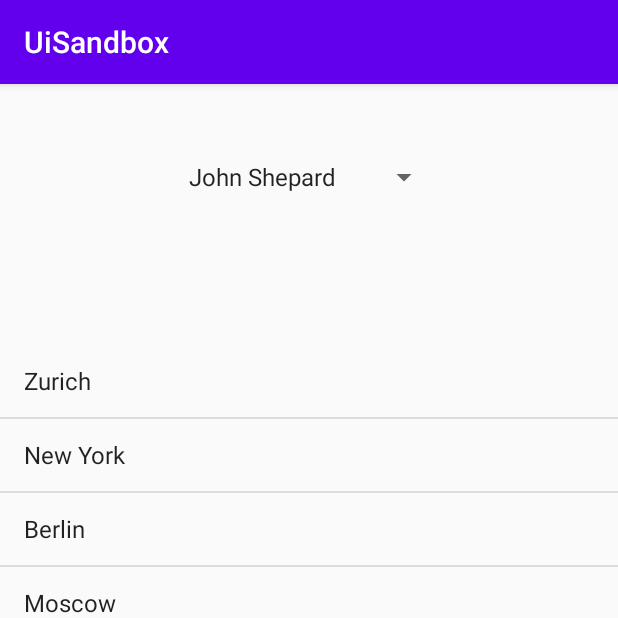
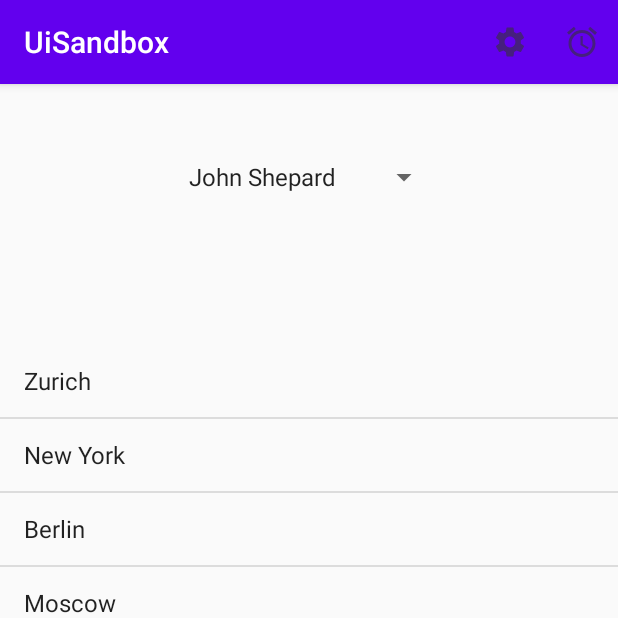
Before and after one commit to AtinAgnihotri/AndroidUiSandbox, an Android app: the screen it shows after launch (MainActivity), on a phone screen of 412 x 824 dp, the top half of it. Run offline under Robolectric (Android 15) with nearby library versions, the phone set to English and light mode, and no system bars.

Commit message:
Menus; Diff XMLs 1

```diff
--- a/app/src/main/java/com/atinagnihotri/uisandbox/MainActivity.java
+++ b/app/src/main/java/com/atinagnihotri/uisandbox/MainActivity.java
@@ -1,8 +1,12 @@
 package com.atinagnihotri.uisandbox;
 
+import androidx.annotation.NonNull;
 import androidx.appcompat.app.AppCompatActivity;
 
 import android.os.Bundle;
+import android.view.Menu;
+import android.view.MenuInflater;
+import android.view.MenuItem;
 import android.view.View;
 import android.widget.AdapterView;
 import android.widget.ArrayAdapter;
@@ -17,6 +21,29 @@ public class MainActivity extends AppCompatActivity{
 
     private ListView citiesList;
     private Spinner studentSpinner;
+
+    // Override this method to display menu
+    @Override
+    public boolean onCreateOptionsMenu(Menu menu) {
+        MenuInflater inflater = getMenuInflater();
+        inflater.inflate(R.menu.main_menu, menu);
+        return true;
+    }
+
+    // How to do something when menu item is selected
+    @Override
+    public boolean onOptionsItemSelected(@NonNull MenuItem item) {
+        switch (item.getItemId()){
+            case R.id.settingsMenu:
+                Toast.makeText(this, "Settings Selected", Toast.LENGTH_SHORT).show();
+                return true;
+            case R.id.alarmMenu:
+                Toast.makeText(this, "Alarm Selected", Toast.LENGTH_SHORT).show();
+                return true;
+            default:
+                return super.onOptionsItemSelected(item);
+        }
+    }
 
     @Override
     protected void onCreate(Bundle savedInstanceState) {
--- /dev/null
+++ b/app/src/main/res/drawable-anydpi/ic_settings.xml
@@ -0,0 +1,11 @@
+<vector xmlns:android="http://schemas.android.com/apk/res/android"
+    android:width="24dp"
+    android:height="24dp"
+    android:viewportWidth="24"
+    android:viewportHeight="24"
+    android:tint="#333333"
+    android:alpha="0.6">
+  <path
+      android:fillColor="@android:color/white"
+      android:pathData="M19.14,12.94c0.04,-0.3 0.06,-0.61 0.06,-0.94c0,-0.32 -0.02,-0.64 -0.07,-0.94l2.03,-1.58c0.18,-0.14 0.23,-0.41 0.12,-0.61l-1.92,-3.32c-0.12,-0.22 -0.37,-0.29 -0.59,-0.22l-2.39,0.96c-0.5,-0.38 -1.03,-0.7 -1.62,-0.94L14.4,2.81c-0.04,-0.24 -0.24,-0.41 -0.48,-0.41h-3.84c-0.24,0 -0.43,0.17 -0.47,0.41L9.25,5.35C8.66,5.59 8.12,5.92 7.63,6.29L5.24,5.33c-0.22,-0.08 -0.47,0 -0.59,0.22L2.74,8.87C2.62,9.08 2.66,9.34 2.86,9.48l2.03,1.58C4.84,11.36 4.8,11.69 4.8,12s0.02,0.64 0.07,0.94l-2.03,1.58c-0.18,0.14 -0.23,0.41 -0.12,0.61l1.92,3.32c0.12,0.22 0.37,0.29 0.59,0.22l2.39,-0.96c0.5,0.38 1.03,0.7 1.62,0.94l0.36,2.54c0.05,0.24 0.24,0.41 0.48,0.41h3.84c0.24,0 0.44,-0.17 0.47,-0.41l0.36,-2.54c0.59,-0.24 1.13,-0.56 1.62,-0.94l2.39,0.96c0.22,0.08 0.47,0 0.59,-0.22l1.92,-3.32c0.12,-0.22 0.07,-0.47 -0.12,-0.61L19.14,12.94zM12,15.6c-1.98,0 -3.6,-1.62 -3.6,-3.6s1.62,-3.6 3.6,-3.6s3.6,1.62 3.6,3.6S13.98,15.6 12,15.6z"/>
+</vector>
--- /dev/null
+++ b/app/src/main/res/menu/main_menu.xml
@@ -0,0 +1,15 @@
+<?xml version="1.0" encoding="utf-8"?>
+<menu xmlns:android="http://schemas.android.com/apk/res/android"
+    xmlns:app="http://schemas.android.com/apk/res-auto">
+    <item
+        android:id="@+id/settingsMenu"
+        android:title="Settings"
+        android:icon="@drawable/ic_settings"
+        app:showAsAction="always"/>
+    <item
+        android:id="@+id/alarmMenu"
+        android:title="Alarm"
+        android:icon="@drawable/ic_alarm"
+        app:showAsAction="ifRoom"/>
+
+</menu>
```
Also changed, not shown: app/src/main/res/drawable-hdpi/ic_settings.png (added), app/src/main/res/drawable-mdpi/ic_settings.png (added), app/src/main/res/drawable-xhdpi/ic_settings.png (added), app/src/main/res/drawable-xxhdpi/ic_settings.png (added), 1 other file.
